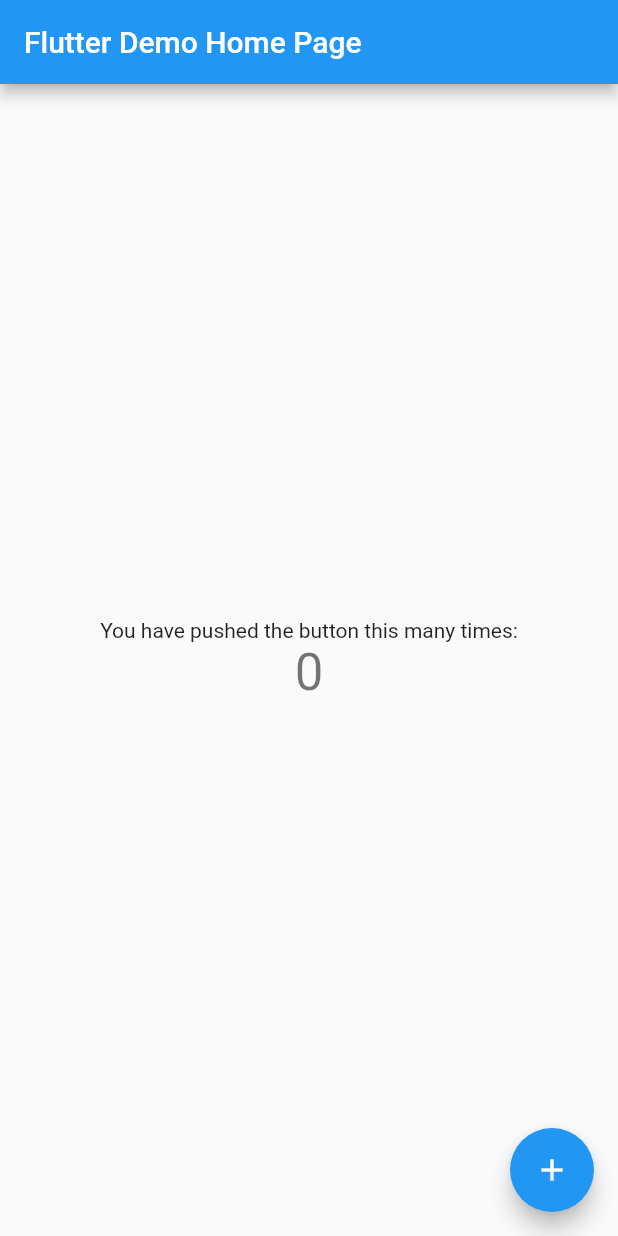
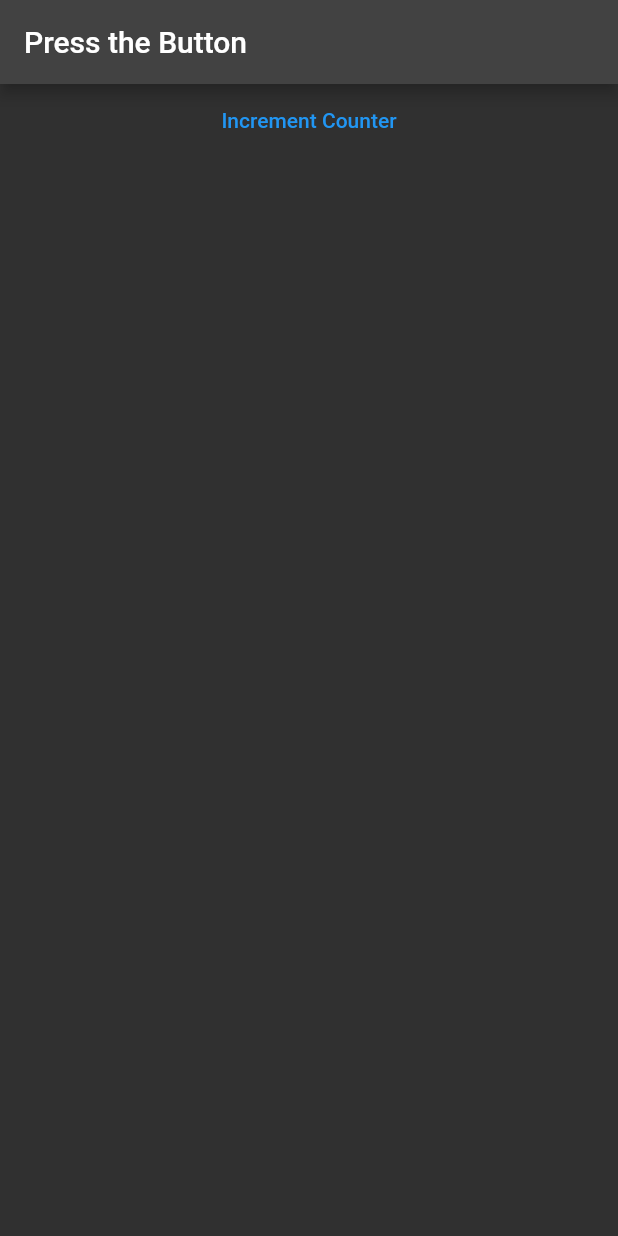
Before and after one commit to sahilambure94/flutter_riverpod_learning, a Flutter app: the screen it shows after launch, on a phone screen of 412 x 824 dp. Run offline on Flutter 3.47's test engine with Material 2 defaults, Android fonts, the phone set to English and light mode, and no system bars; our stand-ins replace hooks_riverpod.

Commit message:
statenotifier

```diff
--- a/example2/lib/main.dart
+++ b/example2/lib/main.dart
@@ -1,115 +1,83 @@
 import 'package:flutter/material.dart';
+import 'package:hooks_riverpod/hooks_riverpod.dart';
 
 void main() {
-  runApp(const MyApp());
+  runApp(
+    const ProviderScope(child: MyApp()),
+  );
+}
+
+// Infix Operator
+// Any value that extends number will work on number? optional values
+extension OptionalInfixAddition<T extends num> on T? {
+  T? operator +(T? other) {
+    final shadow = this; // left hand side value
+    if (shadow != null) {
+      return shadow + (other ?? 0) as T;
+    } else {
+      return null;
+    }
+  }
 }
 
 class MyApp extends StatelessWidget {
   const MyApp({super.key});
 
-  // This widget is the root of your application.
   @override
   Widget build(BuildContext context) {
     return MaterialApp(
       title: 'Flutter Demo',
-      theme: ThemeData(
-        // This is the theme of your application.
-        //
-        // Try running your application with "flutter run". You'll see the
-        // application has a blue toolbar. Then, without quitting the app, try
-        // changing the primarySwatch below to Colors.green and then invoke
-        // "hot reload" (press "r" in the console where you ran "flutter run",
-        // or simply save your changes to "hot reload" in a Flutter IDE).
-        // Notice that the counter didn't reset back to zero; the application
-        // is not restarted.
-        primarySwatch: Colors.blue,
-      ),
-      home: const MyHomePage(title: 'Flutter Demo Home Page'),
+      darkTheme: ThemeData.dark(),
+      themeMode: ThemeMode.dark,
+      debugShowCheckedModeBanner: false,
+      home: const MyHomePage(),
     );
   }
 }
 
-class MyHomePage extends StatefulWidget {
-  const MyHomePage({super.key, required this.title});
+// State Notifier: notify you of state changes
 
-  // This widget is the home page of your application. It is stateful, meaning
-  // that it has a State object (defined below) that contains fields that affect
-  // how it looks.
+class CountPlus1 extends StateNotifier<int?> {
+  CountPlus1() : super(null);
+  void increment() => state = state == null ? 1 : state + 1;
+}
 
-  // This class is the configuration for the state. It holds the values (in this
-  // case the title) provided by the parent (in this case the App widget) and
-  // used by the build method of the State. Fields in a Widget subclass are
-  // always marked "final".
+final counterProvider =
+    StateNotifierProvider<CountPlus1, int?>((ref) => CountPlus1());
 
-  final String title;
+class MyHomePage extends ConsumerWidget {
+  const MyHomePage({super.key});
 
   @override
-  State<MyHomePage> createState() => _MyHomePageState();
-}
-
-class _MyHomePageState extends State<MyHomePage> {
-  int _counter = 0;
-
-  void _incrementCounter() {
-    setState(() {
-      // This call to setState tells the Flutter framework that something has
-      // changed in this State, which causes it to rerun the build method below
-      // so that the display can reflect the updated values. If we changed
-      // _counter without calling setState(), then the build method would not be
-      // called again, and so nothing would appear to happen.
-      _counter++;
-    });
-  }
-
-  @override
-  Widget build(BuildContext context) {
-    // This method is rerun every time setState is called, for instance as done
-    // by the _incrementCounter method above.
-    //
-    // The Flutter framework has been optimized to make rerunning build methods
-    // fast, so that you can just rebuild anything that needs updating rather
-    // than having to individually change instances of widgets.
+  Widget build(BuildContext context, WidgetRef ref) {
+    // // watch the counterProvider (i am using watch here because i want to rebuild the widget when the value changes)
+    // final counter = ref.watch(counterProvider);
+    // this final counter value waster our resource as it rebuilds scaffold every time the value changes instead using consumerWidget
     return Scaffold(
       appBar: AppBar(
-        // Here we take the value from the MyHomePage object that was created by
-        // the App.build method, and use it to set our appbar title.
-        title: Text(widget.title),
-      ),
-      body: Center(
-        // Center is a layout widget. It takes a single child and positions it
-        // in the middle of the parent.
-        child: Column(
-          // Column is also a layout widget. It takes a list of children and
-          // arranges them vertically. By default, it sizes itself to fit its
-          // children horizontally, and tries to be as tall as its parent.
-          //
-          // Invoke "debug painting" (press "p" in the console, choose the
-          // "Toggle Debug Paint" action from the Flutter Inspector in Android
-          // Studio, or the "Toggle Debug Paint" command in Visual Studio Code)
-          // to see the wireframe for each widget.
-          //
-          // Column has various properties to control how it sizes itself and
-          // how it positions its children. Here we use mainAxisAlignment to
-          // center the children vertically; the main axis here is the vertical
-          // axis because Columns are vertical (the cross axis would be
-          // horizontal).
-          mainAxisAlignment: MainAxisAlignment.center,
-          children: <Widget>[
-            const Text(
-              'You have pushed the button this many times:',
-            ),
-            Text(
-              '$_counter',
-              style: Theme.of(context).textTheme.headline4,
-            ),
-          ],
+        // Consumer only rebuilds title when the value changes saving resources
+        title: Consumer(
+          builder: (context, ref, child) {
+            final count = ref.watch(counterProvider);
+            final text = count == null ? 'Press the Button' : '$count';
+            return Text(text);
+          },
         ),
       ),
-      floatingActionButton: FloatingActionButton(
-        onPressed: _incrementCounter,
-        tooltip: 'Increment',
-        child: const Icon(Icons.add),
-      ), // This trailing comma makes auto-formatting nicer for build methods.
+      body: Column(
+        // button in middle of screen
+        crossAxisAlignment: CrossAxisAlignment.stretch,
+        children: [
+          TextButton(
+            // acessing to provider
+            onPressed: () {
+              ref.read(counterProvider.notifier).increment();
+              // ref read gets the current value or snapshot of the provider
+            },
+            child: const Text('Increment Counter'),
+          ),
+        ],
+      ),
     );
   }
 }
```
